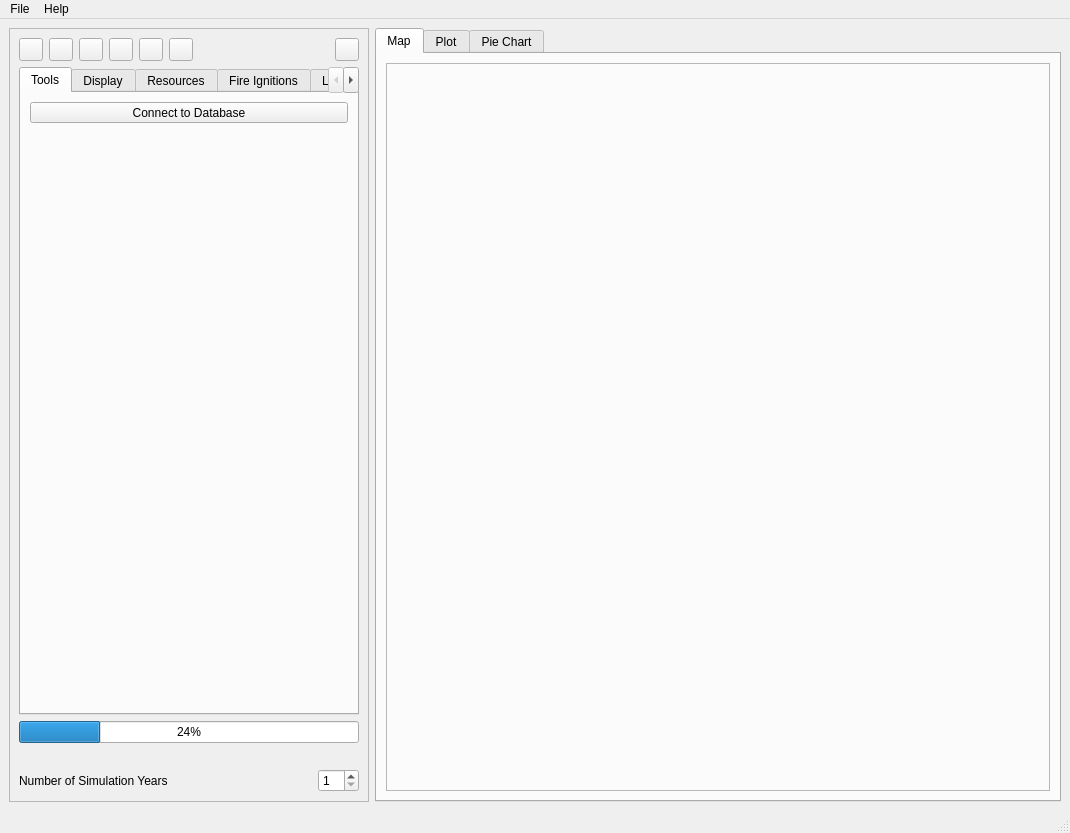
First picture: the form in irs/src/gui/omffr_gui.ui, repository firelab/wfips, before the edit.
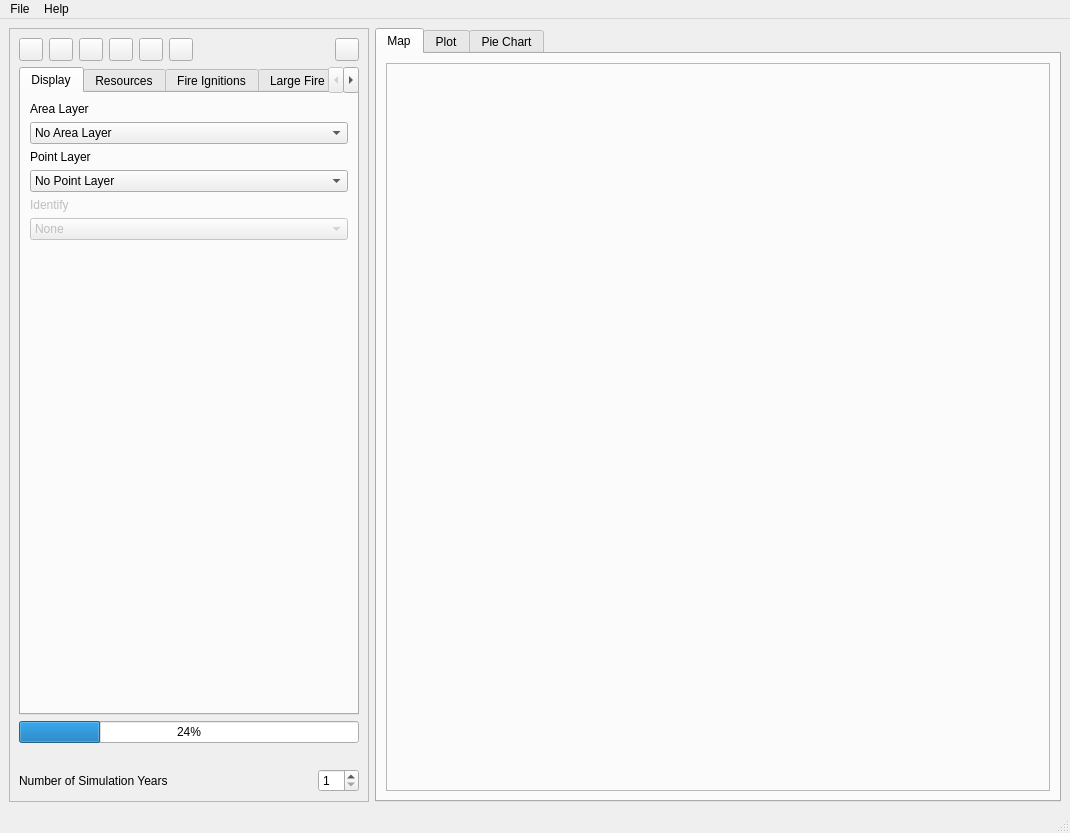
Second picture: the form after the edit. The open tabs and pages were chosen to show the change. Custom widgets are drawn as their Qt base class.

Commit message: remove tools tab, it is currently unused, (#6)

What changed in the file:
```diff
--- a/irs/src/gui/omffr_gui.ui
+++ b/irs/src/gui/omffr_gui.ui
@@ -170,42 +170,6 @@
          <property name="elideMode">
           <enum>Qt::ElideNone</enum>
          </property>
-         <widget class="QWidget" name="toolTab">
-          <attribute name="title">
-           <string>Tools</string>
-          </attribute>
-          <layout class="QVBoxLayout" name="verticalLayout_9">
-           <item>
-            <widget class="QToolButton" name="connectDbButton">
-             <property name="sizePolicy">
-              <sizepolicy hsizetype="MinimumExpanding" vsizetype="Fixed">
-               <horstretch>0</horstretch>
-               <verstretch>0</verstretch>
-              </sizepolicy>
-             </property>
-             <property name="text">
-              <string>Connect to Database</string>
-             </property>
-             <property name="toolButtonStyle">
-              <enum>Qt::ToolButtonTextBesideIcon</enum>
-             </property>
-            </widget>
-           </item>
-           <item>
-            <spacer name="verticalSpacer_3">
-             <property name="orientation">
-              <enum>Qt::Vertical</enum>
-             </property>
-             <property name="sizeHint" stdset="0">
-              <size>
-               <width>20</width>
-               <height>40</height>
-              </size>
-             </property>
-            </spacer>
-           </item>
-          </layout>
-         </widget>
          <widget class="QWidget" name="displayTab">
           <attribute name="title">
            <string>Display</string>
```
Left out of the diff: 2 changed lines with no effect on the pictures. The commit also changes 1 other file.
